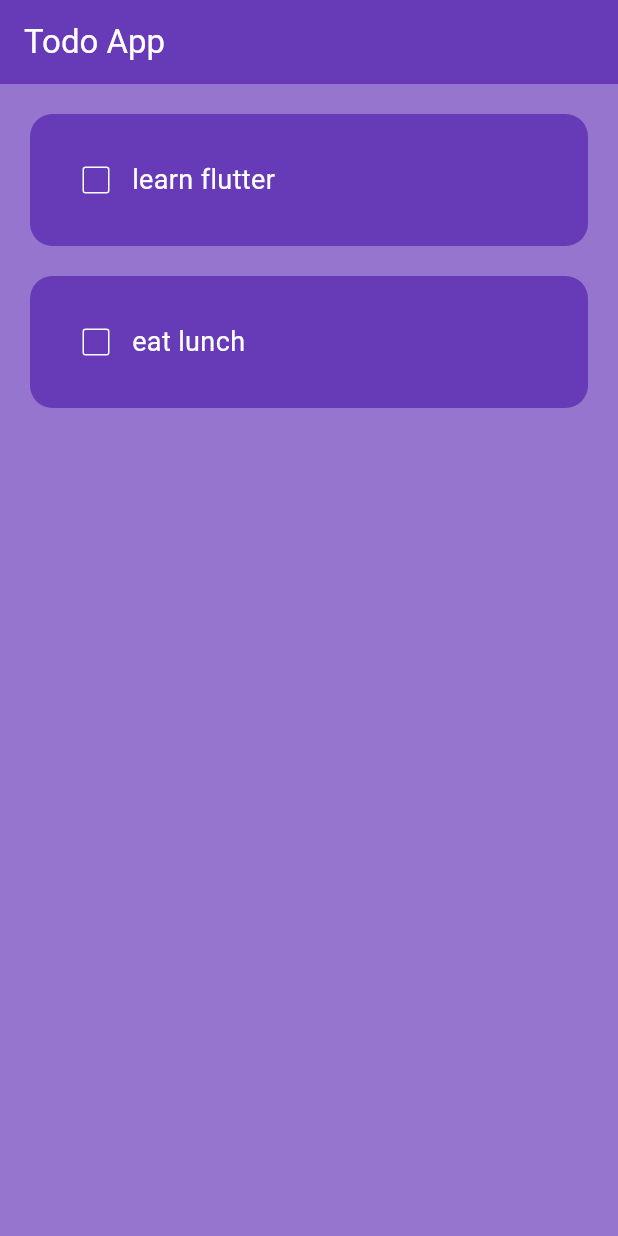
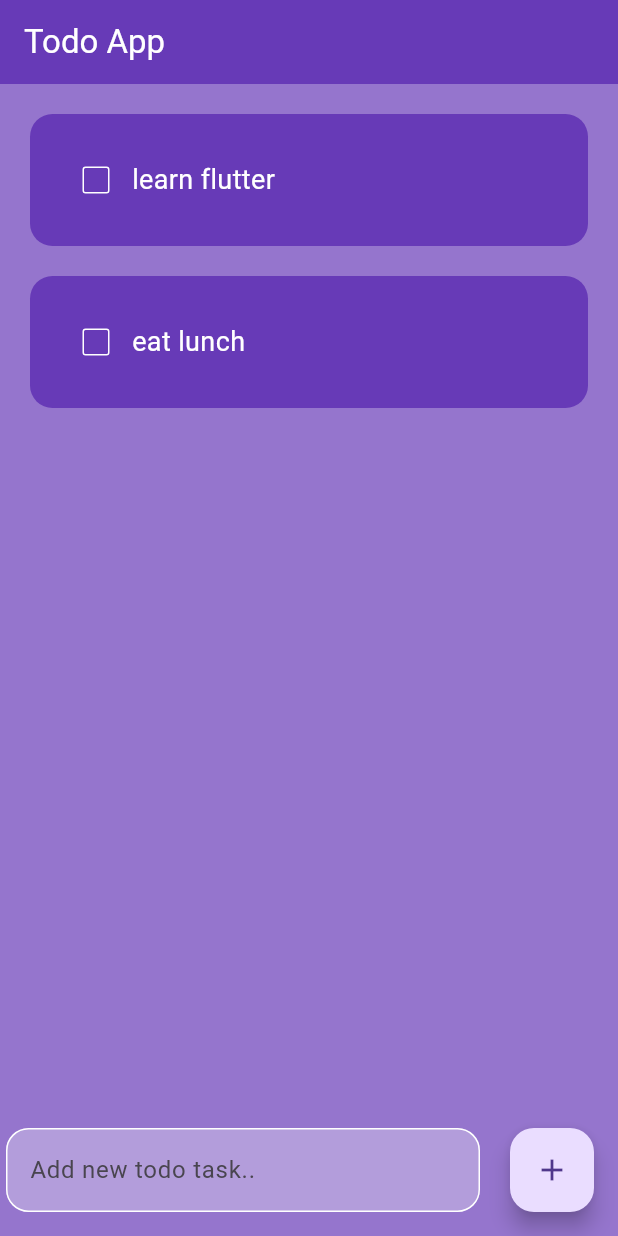
Before and after one commit to Yousef-Eldosoky/flutter-todo, a Flutter app: the screen it shows after launch, on a phone screen of 412 x 824 dp. Run offline on Flutter 3.47's test engine with Material 3 defaults, Android fonts, the phone set to English and light mode, and no system bars.

Commit message:
adding text field to input a new task with a button to add it

```diff
--- a/lib/Pages/home_page.dart
+++ b/lib/Pages/home_page.dart
@@ -9,6 +9,8 @@ class HomePage extends StatefulWidget {
 }
 
 class _HomePageState extends State<HomePage> {
+  final _controller = TextEditingController();
+
   List toDoList = [
     ['learn flutter', false],
     ['eat lunch', false]
@@ -17,6 +19,12 @@ class _HomePageState extends State<HomePage> {
   void checkBoxChanged(int index) {
     setState(() {
       toDoList[index][1] = !toDoList[index][1];
+    });
+  }
+
+  void newTask() {
+    setState(() {
+      toDoList.add([_controller.text, false]);
     });
   }
 
@@ -38,6 +46,39 @@ class _HomePageState extends State<HomePage> {
               onChanged: (value) => checkBoxChanged(index),
             );
           }),
+      floatingActionButton: Row(
+        children: [
+          Expanded(
+            child: Padding(
+              padding: const EdgeInsets.symmetric(horizontal: 20),
+              child: TextField(
+                controller: _controller,
+                decoration: InputDecoration(
+                  hintText: 'Add new todo task..',
+                  filled: true,
+                  fillColor: Colors.deepPurple.shade200,
+                  enabledBorder: OutlineInputBorder(
+                    borderSide: const BorderSide(
+                      color: Colors.white,
+                    ),
+                    borderRadius: BorderRadius.circular(15),
+                  ),
+                  focusedBorder: OutlineInputBorder(
+                    borderSide: const BorderSide(
+                      color: Colors.white,
+                    ),
+                    borderRadius: BorderRadius.circular(15),
+                  ),
+                ),
+              ),
+            ),
+          ),
+          FloatingActionButton(
+            onPressed: newTask,
+            child: const Icon(Icons.add),
+          ),
+        ],
+      ),
     );
   }
 }
```
